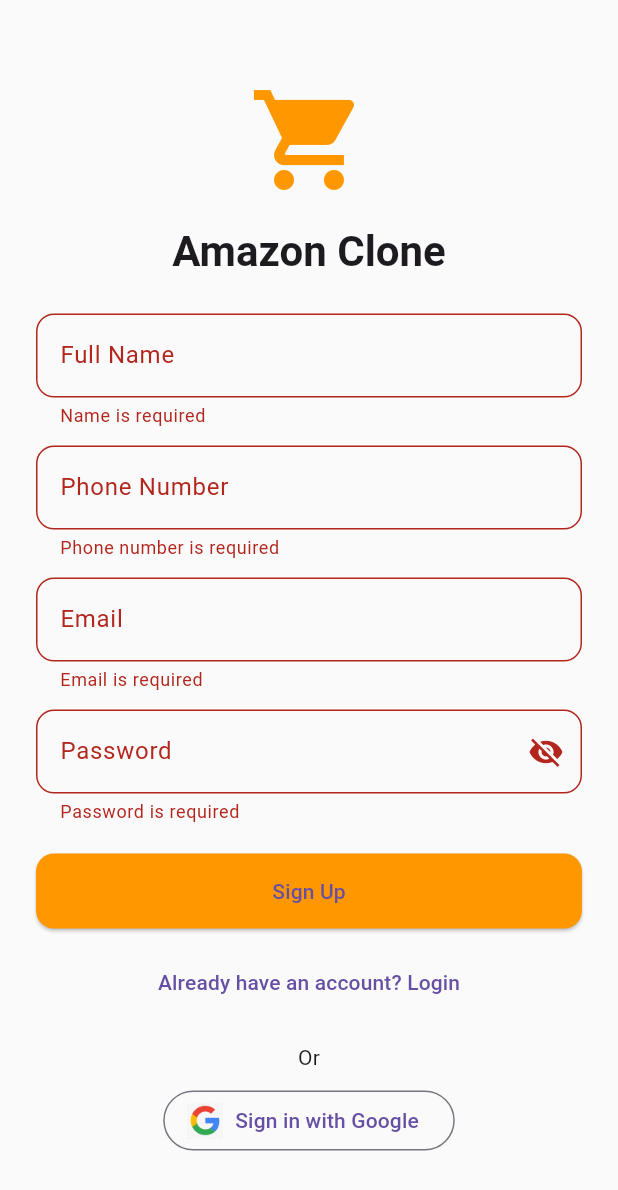
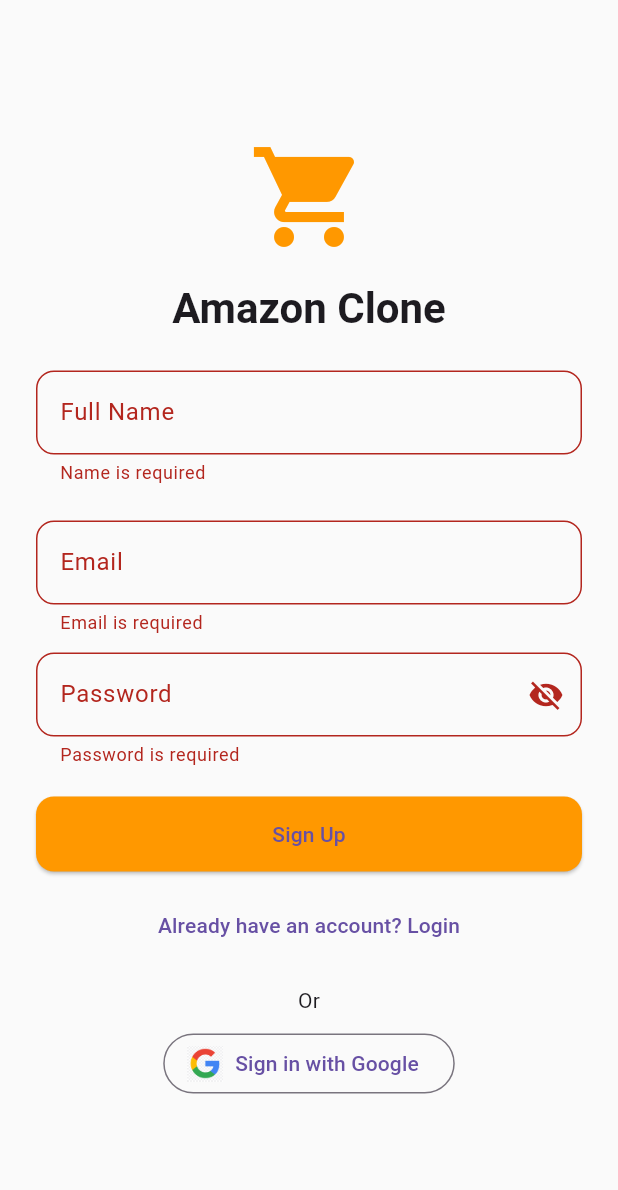
Before and after one commit to Bapan2003/cartify, a Flutter app: the screen it shows after launch, after a tap on "Login", after a tap on "Don't have an account? Sign Up", after a tap on "Sign Up", on a phone screen of 412 x 824 dp. Shown: the top 1190 px of the screen. Run offline on Flutter 3.47's test engine with Material 3 defaults, Android fonts, the phone set to English and light mode, and no system bars; our stand-ins replace cloud_firestore, firebase_auth, firebase_core, firebase_storage, flutter_rating_bar, get_it and 6 more; accounts and stored records are empty.

Commit message:
removing phone number

```diff
--- a/lib/data/services/auth_services/auth_services_imple.dart
+++ b/lib/data/services/auth_services/auth_services_imple.dart
@@ -111,14 +111,14 @@ class AuthServicesImplementation implements AuthServices{
   }
 
   @override
-  Future<void> signUpWithEmail({required String email, required String password, required String name, required String phoneNumber}) async {
+  Future<void> signUpWithEmail({required String email, required String password, required String name, }) async {
     try {
       final userCredential = await _auth.createUserWithEmailAndPassword(
         email: email,
         password: password,
 
       );
-      await _createUserDocIfNeeded(userCredential.user!,name: name,phone: phoneNumber);
+      await _createUserDocIfNeeded(userCredential.user!,name: name,);
     } on FirebaseAuthException catch (e) {
       // ✅ Friendly messages for common sign-up errors
       String message;
--- a/lib/presentations/screens/auth/login.dart
+++ b/lib/presentations/screens/auth/login.dart
@@ -22,7 +22,6 @@ class LoginScreen extends StatefulWidget {
 class _LoginScreenState extends State<LoginScreen> {
   final _emailController = TextEditingController();
   final _nameController = TextEditingController();
-  final _phoneController = TextEditingController();
   final _passwordController = TextEditingController();
 
   // ✅ ValueNotifier for password visibility
@@ -94,20 +93,20 @@ class _LoginScreenState extends State<LoginScreen> {
                                 },
                               ),
                               const SizedBox(height: 12),
-                              _ValidatedTextField(
-                                controller: _phoneController,
-                                label: "Phone Number",
-                                keyboardType: TextInputType.phone,
-                                validator: (value) {
-                                  if (value == null || value.isEmpty) {
-                                    return "Phone number is required";
-                                  }
-                                  if (!RegExp(r'^[0-9]{10}$').hasMatch(value)) {
-                                    return "Enter a valid 10-digit phone number";
-                                  }
-                                  return null;
-                                },
-                              ),
+                              // _ValidatedTextField(
+                              //   controller: _phoneController,
+                              //   label: "Phone Number",
+                              //   keyboardType: TextInputType.phone,
+                              //   validator: (value) {
+                              //     if (value == null || value.isEmpty) {
+                              //       return "Phone number is required";
+                              //     }
+                              //     if (!RegExp(r'^[0-9]{10}$').hasMatch(value)) {
+                              //       return "Enter a valid 10-digit phone number";
+                              //     }
+                              //     return null;
+                              //   },
+                              // ),
                               const SizedBox(height: 12),
                             ],
                           );
@@ -283,12 +282,12 @@ class _LoginScreenState extends State<LoginScreen> {
                                 padding: const EdgeInsets.all(16),
                               ),
                               const SizedBox(height: 12),
-                              CupertinoTextField(
-                                controller: _phoneController,
-                                placeholder: "Phone Number",
-                                keyboardType: TextInputType.phone,
-                                padding: const EdgeInsets.all(16),
-                              ),
+                              // CupertinoTextField(
+                              //   controller: _phoneController,
+                              //   placeholder: "Phone Number",
+                              //   keyboardType: TextInputType.phone,
+                              //   padding: const EdgeInsets.all(16),
+                              // ),
                               const SizedBox(height: 12),
                             ],
                           );
@@ -422,7 +421,7 @@ class _LoginScreenState extends State<LoginScreen> {
           _emailController.text.trim(),
           _passwordController.text.trim(),
           _nameController.text.trim(),
-          _phoneController.text.trim(),
+          // _phoneController.text.trim(),
         );
       }
 
--- a/lib/providers/auth_providers.dart
+++ b/lib/providers/auth_providers.dart
@@ -51,12 +51,12 @@ class AuthProvider extends ChangeNotifier {
     String email,
     String password,
     String name,
-    String phoneNumber,
+    // String phoneNumber,
   ) async {
     _isLoading=true;
     notifyListeners();
     try{
-      await _authServices.signUpWithEmail(email: email, password: password,name: name,phoneNumber: phoneNumber);
+      await _authServices.signUpWithEmail(email: email, password: password,name: name,);
     }catch(e){
       rethrow;
     }finally{
--- a/lib/repo/auth_service/auth_service.dart
+++ b/lib/repo/auth_service/auth_service.dart
@@ -4,7 +4,7 @@ import 'package:firebase_auth/firebase_auth.dart';
 abstract class AuthServices{
    Future<void> signInWithEmail({required String email, required String password});
    Future<void> signUpWithEmail(
-       {required String email, required String password, required String name, required String phoneNumber});
+       {required String email, required String password, required String name,});
    Future<void> signOut();
    Stream<User?> get userChanges;
    Future<void> signInWithGoogle();
```
